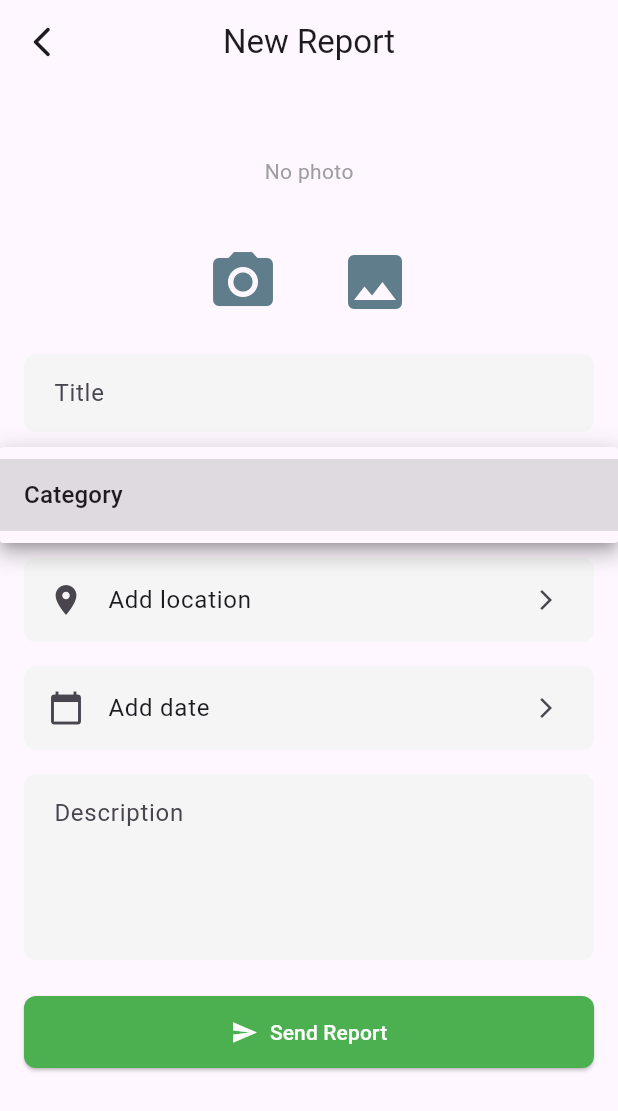
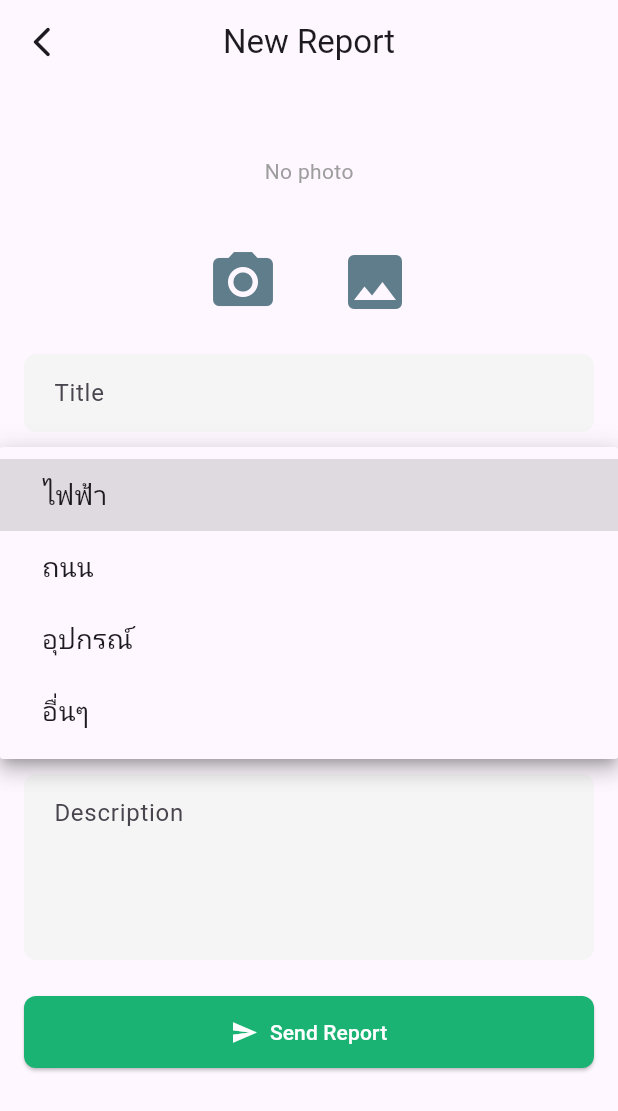
Before and after one commit to panithan-doe/KU-Reporting-app, a Flutter app: the ReportFormScreen screen opened directly, after a tap on "Category", on a phone screen of 412 x 824 dp. Shown: the top 1111 px of the screen. Run offline on Flutter 3.47's test engine with Material 3 defaults, Android fonts, the light colour scheme and no system bars; our stand-ins replace cloud_firestore, firebase_auth, firebase_core, fl_chart, google_sign_in, image_picker; accounts and stored records are empty.

Commit message:
update report_form's add category and date

```diff
--- a/lib/screens/reports/report_form.dart
+++ b/lib/screens/reports/report_form.dart
@@ -1,6 +1,7 @@
 import 'dart:io';
 import 'package:flutter/material.dart';
 import 'package:image_picker/image_picker.dart';
+import 'package:intl/intl.dart';
 import 'package:ku_report_app/widgets/go_back_appbar.dart';
 
 class ReportFormScreen extends StatefulWidget {
@@ -14,6 +15,15 @@ class _ReportFormScreenState extends State<ReportFormScreen> {
   final List<File> _images = [];
   final ImagePicker _picker = ImagePicker();
   static const int maxImages = 3;
+
+  String? _selectedCategory;
+  final DateTime _currentDate = DateTime.now();
+
+  @override
+  void initState() {
+    super.initState();
+    // ไม่ต้อง set _currentDate อีก
+  }
 
   Future<void> _pickImageFromGallery() async {
     if (_images.length >= maxImages) return;
@@ -66,7 +76,15 @@ class _ReportFormScreenState extends State<ReportFormScreen> {
                 ),
               ),
               const SizedBox(height: 16),
-              const ReportFormFields(),
+              ReportFormFields(
+                selectedCategory: _selectedCategory,
+                onCategoryChanged: (value) {
+                  setState(() {
+                    _selectedCategory = value;
+                  });
+                },
+                currentDate: _currentDate,
+              ),
               const SizedBox(height: 24),
               const SubmitButton(),
             ],
@@ -108,9 +126,11 @@ class ReportImagePicker extends StatelessWidget {
             child: Center(
               child: SizedBox(
                 height: 100,
+                child: Align(
+                  alignment: Alignment.center,
                   child: ListView.separated(
+                    scrollDirection: Axis.horizontal,
                     shrinkWrap: true,
-                  scrollDirection: Axis.horizontal,
                     itemCount: images.length,
                     separatorBuilder: (_, __) => const SizedBox(width: 12),
                     itemBuilder: (context, index) {
@@ -135,13 +155,18 @@ class ReportImagePicker extends StatelessWidget {
                                   color: Colors.black.withOpacity(0.5),
                                   shape: BoxShape.circle,
                                 ),
-                              child: const Icon(Icons.close, color: Colors.white, size: 20),
+                                child: const Icon(
+                                  Icons.close,
+                                  color: Colors.white,
+                                  size: 20,
                                 ),
                               ),
-                        )
+                            ),
+                          ),
                         ],
                       );
                     },
+                  ),
                 ),
               ),
             ),
@@ -178,7 +203,16 @@ class ReportImagePicker extends StatelessWidget {
 }
 
 class ReportFormFields extends StatelessWidget {
-  const ReportFormFields({super.key});
+  final String? selectedCategory;
+  final void Function(String?) onCategoryChanged;
+  final DateTime currentDate;
+
+  const ReportFormFields({
+    super.key,
+    required this.selectedCategory,
+    required this.onCategoryChanged,
+    required this.currentDate,
+  });
 
   @override
   Widget build(BuildContext context) {
@@ -186,14 +220,77 @@ class ReportFormFields extends StatelessWidget {
       children: [
         _buildTextField("Title"),
         const SizedBox(height: 16),
-        _buildDropdownField("Category"),
+        DropdownButtonFormField<String>(
+          value: selectedCategory,
+          onChanged: onCategoryChanged,
+          decoration: InputDecoration(
+            hintText: "Category",
+            filled: true,
+            fillColor: Colors.grey[100],
+            border: OutlineInputBorder(
+              borderSide: BorderSide.none,
+              borderRadius: BorderRadius.circular(8),
+            ),
+            contentPadding: const EdgeInsets.symmetric(
+              horizontal: 16,
+              vertical: 14,
+            ),
+          ),
+          items: const [
+            DropdownMenuItem(
+              value: "ไฟฟ้า",
+              child: Padding(
+                padding: EdgeInsets.symmetric(horizontal: 12),
+                child: Text("ไฟฟ้า", style: TextStyle(fontSize: 18)),
+              ),
+            ),
+            DropdownMenuItem(
+              value: "ถนน",
+              child: Padding(
+                padding: EdgeInsets.symmetric(horizontal: 12),
+                child: Text("ถนน", style: TextStyle(fontSize: 18)),
+              ),
+            ),
+            DropdownMenuItem(
+              value: "อุปกรณ์",
+              child: Padding(
+                padding: EdgeInsets.symmetric(horizontal: 12),
+                child: Text("อุปกรณ์", style: TextStyle(fontSize: 18)),
+              ),
+            ),
+            DropdownMenuItem(
+              value: "อื่นๆ",
+              child: Padding(
+                padding: EdgeInsets.symmetric(horizontal: 12),
+                child: Text("อื่นๆ", style: TextStyle(fontSize: 18)),
+              ),
+            ),
+          ],
+        ),
         const SizedBox(height: 16),
         _buildLocationPicker(context),
         const SizedBox(height: 16),
-        _buildDatePicker(context),
+        _buildDateDisplay(currentDate),
         const SizedBox(height: 16),
         _buildDescriptionField(),
       ],
+    );
+  }
+
+  Widget _buildDateDisplay(DateTime date) {
+    return Container(
+      decoration: BoxDecoration(
+        color: Colors.grey[100],
+        borderRadius: BorderRadius.circular(8),
+      ),
+      child: ListTile(
+        leading: const Icon(Icons.calendar_today),
+        title: Text(
+          DateFormat('dd/MM/yyyy').format(date),
+          style: const TextStyle(fontSize: 16),
+        ),
+        trailing: const Icon(Icons.lock_clock),
+      ),
     );
   }
 
@@ -207,27 +304,11 @@ class ReportFormFields extends StatelessWidget {
           borderSide: BorderSide.none,
           borderRadius: BorderRadius.circular(8),
         ),
-        contentPadding: const EdgeInsets.symmetric(horizontal: 16, vertical: 14),
+        contentPadding: const EdgeInsets.symmetric(
+          horizontal: 16,
+          vertical: 14,
         ),
-    );
-  }
-
-  Widget _buildDropdownField(String label) {
-    return DropdownButtonFormField<String>(
-      decoration: InputDecoration(
-        hintText: label,
-        filled: true,
-        fillColor: Colors.grey[100],
-        border: OutlineInputBorder(
-          borderSide: BorderSide.none,
-          borderRadius: BorderRadius.circular(8),
       ),
-        contentPadding: const EdgeInsets.symmetric(horizontal: 16, vertical: 14),
-      ),
-      items: const [
-        DropdownMenuItem(child: Text("Category"), value: "category"),
-      ],
-      onChanged: (value) {},
     );
   }
 
@@ -246,21 +327,6 @@ class ReportFormFields extends StatelessWidget {
     );
   }
 
-  Widget _buildDatePicker(BuildContext context) {
-    return Container(
-      decoration: BoxDecoration(
-        color: Colors.grey[100],
-        borderRadius: BorderRadius.circular(8),
-      ),
-      child: ListTile(
-        leading: const Icon(Icons.calendar_today),
-        title: const Text("Add date"),
-        trailing: const Icon(Icons.arrow_forward_ios, size: 16),
-        onTap: () {},
-      ),
-    );
-  }
-
   Widget _buildDescriptionField() {
     return TextField(
       maxLines: 4,
@@ -272,7 +338,10 @@ class ReportFormFields extends StatelessWidget {
           borderSide: BorderSide.none,
           borderRadius: BorderRadius.circular(8),
         ),
-        contentPadding: const EdgeInsets.symmetric(horizontal: 16, vertical: 14),
+        contentPadding: const EdgeInsets.symmetric(
+          horizontal: 16,
+          vertical: 14,
+        ),
       ),
     );
   }
@@ -288,7 +357,7 @@ class SubmitButton extends StatelessWidget {
       child: ElevatedButton.icon(
         onPressed: () {},
         style: ElevatedButton.styleFrom(
-          backgroundColor: Colors.green,
+          backgroundColor: const Color.fromARGB(255, 27, 179, 115),
           padding: const EdgeInsets.symmetric(vertical: 14),
           shape: RoundedRectangleBorder(borderRadius: BorderRadius.circular(8)),
         ),
```
Lines whose indentation alone changed are shown as unchanged.
